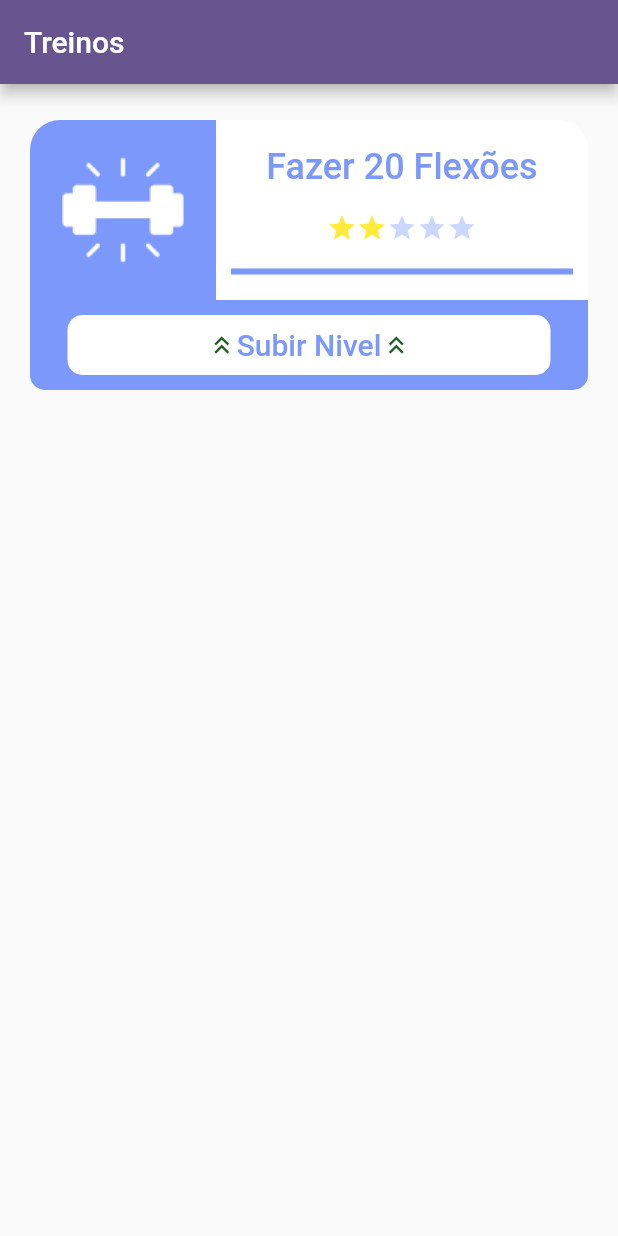
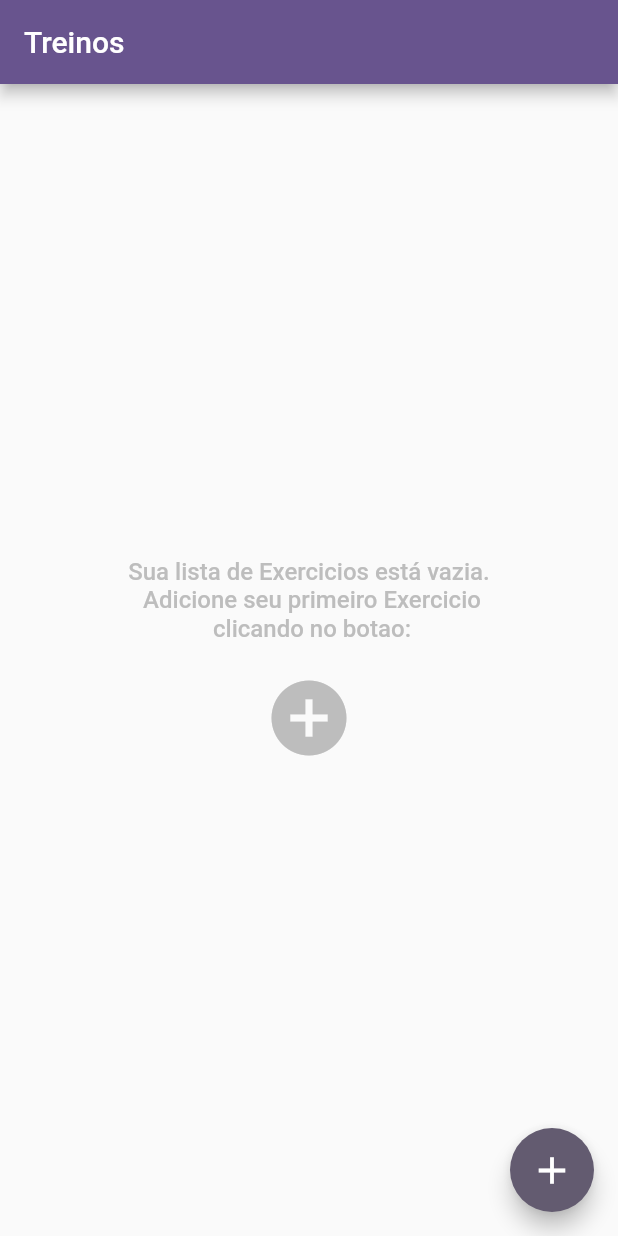
Before and after one commit to Raf-Alcides/help_training_mobile, a Flutter app: the screen it shows after launch, on a phone screen of 412 x 824 dp. Run offline on Flutter 3.47's test engine with Material 2 defaults, Android fonts, the phone set to English and light mode, and no system bars.

Commit message:
Pagina de Criação de Exercicio

```diff
--- a/lib/treino.dart
+++ b/lib/component/card_exercise.dart
@@ -1,7 +1,7 @@
 import 'package:flutter/material.dart';
 
-class Treino extends StatelessWidget {
-  const Treino({super.key});
+class CardExercise extends StatelessWidget {
+  const CardExercise({super.key});
 
   @override
   Widget build(BuildContext context) {
--- a/lib/help_training.dart
+++ b/lib/help_training.dart
@@ -10,7 +10,7 @@ class HelpTraining extends StatelessWidget {
       theme: ThemeData(
         colorScheme: ColorScheme.fromSeed(seedColor: Colors.deepPurple),
       ),
-      home: const HomePage(),
+      home:  HomePage(),
     );
   }
 }
--- a/lib/pages/home_page.dart
+++ b/lib/pages/home_page.dart
@@ -1,17 +1,63 @@
 import 'package:flutter/material.dart';
+import 'package:help_training_mobile/component/card_exercise.dart';
+import 'package:help_training_mobile/pages/add_exercise_page.dart';
 
-import '../treino.dart';
 
-class HomePage extends StatelessWidget {
+class HomePage extends StatefulWidget {
 
-  const HomePage({ super.key });
+  HomePage({super.key});
+  List<CardExercise> myExercises = [];
+  @override
+  State<HomePage> createState() => _HomePageState();
+}
 
-   @override
-   Widget build(BuildContext context) {
-       return Scaffold(
-           appBar: AppBar(title: const Text('Treinos'),),
+class _HomePageState extends State<HomePage> {
 
-           body: const Treino(),
-       );
+
+  @override
+  Widget build(BuildContext context) {
+    return Scaffold(
+      appBar: AppBar(
+        title: const Text('Treinos'),
+      ),
+      body: widget.myExercises.isEmpty
+          ? Column(
+              mainAxisAlignment: MainAxisAlignment.center,
+              crossAxisAlignment: CrossAxisAlignment.stretch,
+              children: [
+                Text(
+                  'Sua lista de Exercicios está vazia. \n Adicione seu primeiro Exercicio \n clicando no botao:',
+                  textAlign: TextAlign.center,
+                  style: TextStyle(
+                    fontSize: 16,
+                    fontWeight: FontWeight.w500,
+                    color: Colors.grey[400],
+                  ),
+                ),
+                const SizedBox(
+                  height: 20,
+                ),
+                Icon(
+                  Icons.add_circle_outlined,
+                  size: 60,
+                  color: Colors.grey[400],
+                )
+              ],
+            )
+          : ListView.builder(
+            itemCount: widget.myExercises.length,
+            itemBuilder: (_, index) {
+              return const CardExercise();
+            }),
+      floatingActionButton: FloatingActionButton(
+          onPressed: () {
+            Navigator.push(context, MaterialPageRoute(builder: (_) =>  CreateExercisePage()));
+
+          },
+          child: const Icon(
+            Icons.add,
+            size: 30,
+          )),
+    );
   }
 }
```
Also changed, not shown: lib/models/exercise.dart (added, +11 -0 lines), lib/pages/add_exercise_page.dart (added, +118 -0 lines).
